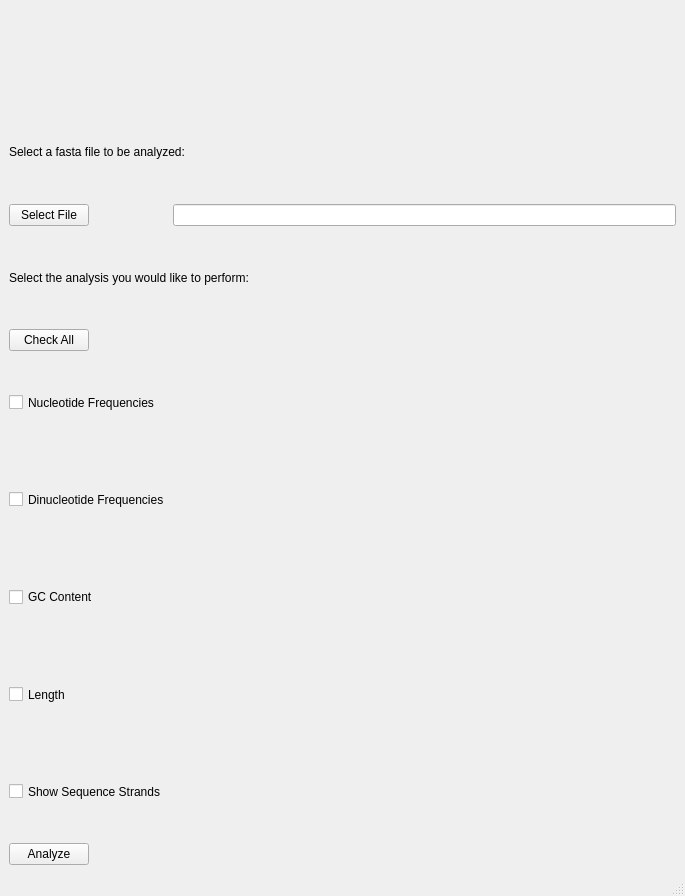
First picture: the form in fasta Analysis/AnalyseqApp/analyseq-mainwindow.ui, repository mogman95/SummerResearch, before the edit.
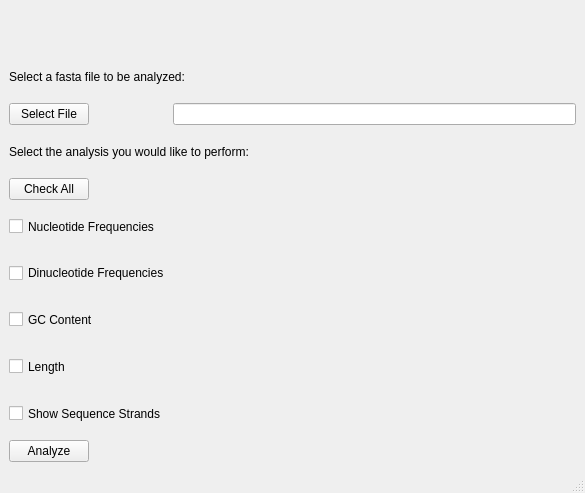
Second picture: the form after the edit. Icons and pictures are not drawn.

Commit message: Removed pixmap from UI file

What changed in the file:
```diff
--- a/fasta Analysis/AnalyseqApp/analyseq-mainwindow.ui
+++ b/fasta Analysis/AnalyseqApp/analyseq-mainwindow.ui
@@ -6,8 +6,8 @@
    <rect>
     <x>0</x>
     <y>0</y>
-    <width>685</width>
-    <height>896</height>
+    <width>585</width>
+    <height>493</height>
    </rect>
   </property>
   <property name="minimumSize">
```
Left out of the diff: 7 changed lines with no effect on the pictures.
